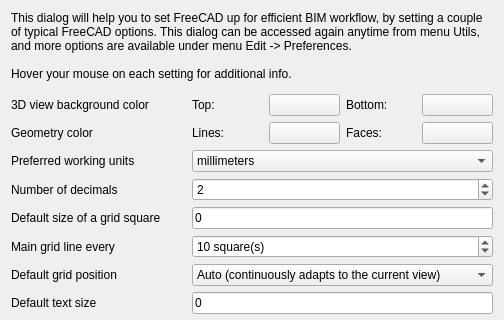
Before: the Qt Designer form dialogSetup.ui in yorikvanhavre/BIM_Workbench, drawn with Qt 5; both pictures show x 0 to 504 and y 0 to 320 of the 504 by 676 pixel window.
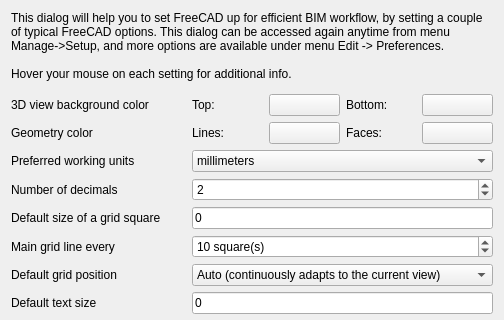
After: the same form once the commit is applied. Custom widgets are drawn as their Qt base class.

```diff
--- a/dialogSetup.ui
+++ b/dialogSetup.ui
@@ -20,7 +20,7 @@
    <item>
     <widget class="QLabel" name="label_2">
      <property name="text">
-      <string>This dialog will help you to set FreeCAD up for efficient BIM workflow, by setting a couple of typical FreeCAD options. This dialog can be accessed again anytime from menu Utils, and more options are available under menu Edit -&gt; Preferences.</string>
+      <string>This dialog will help you to set FreeCAD up for efficient BIM workflow, by setting a couple of typical FreeCAD options. This dialog can be accessed again anytime from menu Manage-&gt;Setup, and more options are available under menu Edit -&gt; Preferences.</string>
      </property>
      <property name="wordWrap">
       <bool>true</bool>
```
